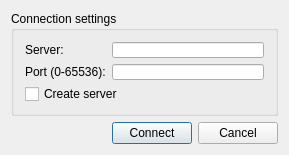
The window that frmconnect.ui (Kolizej/LessonControl) describes before a commit, drawn with Qt 5.
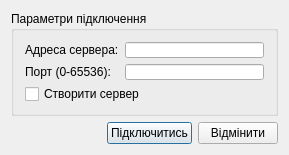
The same window after the commit. Icons and pictures are not drawn.

The edit to the form file:
```diff
--- a/frmconnect.ui
+++ b/frmconnect.ui
@@ -32,13 +32,13 @@
       <string notr="true"/>
      </property>
      <property name="title">
-      <string>Connection settings</string>
+      <string>Параметри підключення</string>
      </property>
      <layout class="QGridLayout" name="gridLayout">
       <item row="1" column="0">
        <widget class="QLabel" name="label">
         <property name="text">
-         <string>Server:</string>
+         <string>Адреса сервера:</string>
         </property>
        </widget>
       </item>
@@ -58,7 +58,7 @@
       <item row="2" column="0">
        <widget class="QLabel" name="label_2">
         <property name="text">
-         <string>Port (0-65536):</string>
+         <string>Порт (0-65536):</string>
         </property>
        </widget>
       </item>
@@ -75,7 +75,7 @@
       <item row="3" column="0" colspan="2">
        <widget class="QCheckBox" name="chbCreateServer">
         <property name="text">
-         <string>Create server</string>
+         <string>Створити сервер</string>
         </property>
        </widget>
       </item>
@@ -101,7 +101,7 @@
       <bool>false</bool>
      </property>
      <property name="text">
-      <string>Connect</string>
+      <string>Підключитись</string>
      </property>
      <property name="default">
       <bool>true</bool>
@@ -111,7 +111,7 @@
    <item row="1" column="2">
     <widget class="QPushButton" name="btnCancel">
      <property name="text">
-      <string>Cancel</string>
+      <string>Відмінити</string>
      </property>
     </widget>
    </item>
```
Left out of the diff: 10 changed lines with no effect on the pictures.
